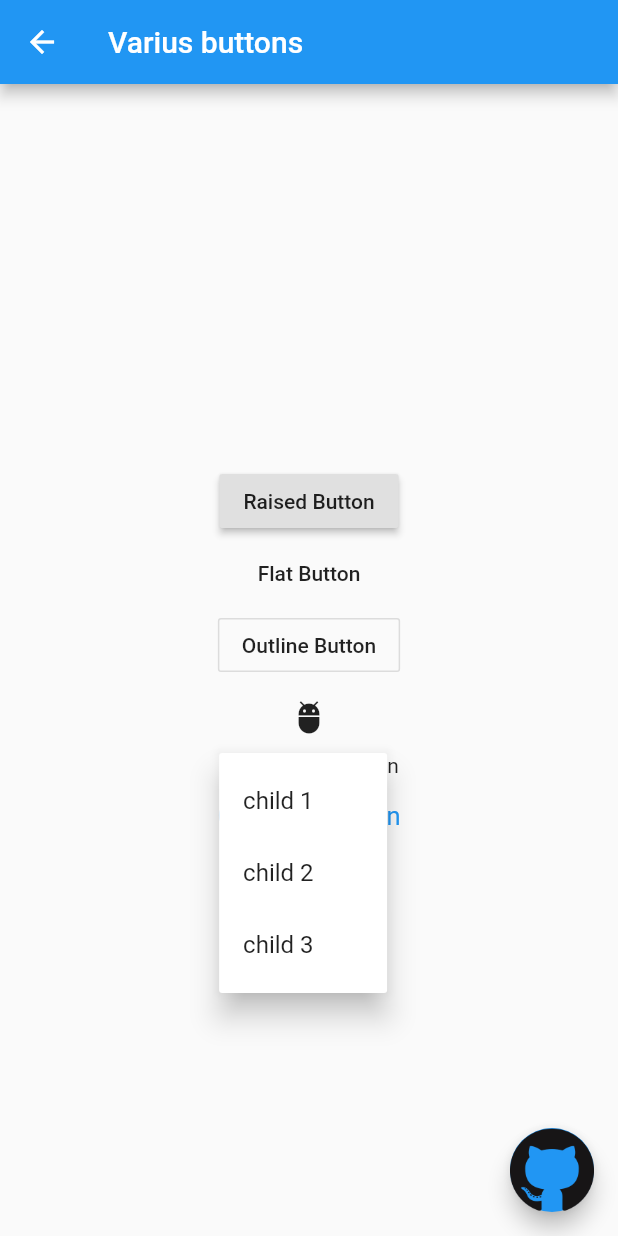
After one commit to Zimins/flutter_cookbook, a Flutter app: the _ButtonsPage screen opened directly, after a tap on "PopupMenu Button", on a phone screen of 412 x 824 dp. The commit adds this screen. Run offline on Flutter 3.47's test engine with Material 2 defaults, Android fonts, the phone set to English and light mode, and no system bars; our stand-ins replace image_picker; missing offline and left inert: flutter_material_color_picker.

Commit message:
add Buttons demo

```diff
--- /dev/null
+++ b/lib/contents/buttons.dart
@@ -0,0 +1,72 @@
+import 'package:flutter/cupertino.dart';
+import 'package:flutter/material.dart';
+import 'package:flutter_cookbook/contents/contentlist.dart';
+import 'package:flutter_cookbook/githubWidget.dart';
+
+class ButtonsDemo implements CookItem {
+  @override
+  String title = "Buttons";
+
+  @override
+  void onSelect(BuildContext context) {
+    Navigator.push(context, MaterialPageRoute(builder: (context) {
+      return _ButtonsPage();
+    }));
+  }
+}
+
+class _ButtonsPage extends StatelessWidget {
+  @override
+  Widget build(BuildContext context) {
+    return Scaffold(
+      appBar: AppBar(
+        title: Text("Varius buttons"),
+      ),
+      floatingActionButton: GithubLink(link: "contents/buttons.dart"),
+      body: Container(
+        alignment: Alignment.center,
+        child: Column(
+          mainAxisAlignment: MainAxisAlignment.center,
+          children: <Widget>[
+            RaisedButton(
+              child: Text("Raised Button"),
+              onPressed: () {},
+            ),
+            FlatButton(
+              child: Text("Flat Button"),
+              onPressed: () {},
+            ),
+            OutlineButton(
+              child: Text("Outline Button"),
+              onPressed: () {},
+            ),
+            IconButton(
+              icon: Icon(Icons.adb),
+              onPressed: () {},
+            ),
+            PopupMenuButton(
+              child: Text("PopupMenu Button"),
+              itemBuilder: (context) {
+                return [
+                  PopupMenuItem(
+                    child: Text("child 1"),
+                  ),
+                  PopupMenuItem(
+                    child: Text("child 2"),
+                  ),
+                  PopupMenuItem(
+                    child: Text("child 3"),
+                  ),
+                ];
+              },
+            ),
+            CupertinoButton(
+              child: Text("Cupertino Button"),
+              onPressed: () {},
+            ),
+          ],
+        ),
+      ),
+    );
+  }
+}
--- a/lib/main.dart
+++ b/lib/main.dart
@@ -1,4 +1,5 @@
 import 'package:flutter/material.dart';
+import 'package:flutter_cookbook/contents/buttons.dart';
 import 'package:flutter_cookbook/contents/contentlist.dart';
 import 'package:flutter_cookbook/contents/dialogShowcase.dart';
 import 'package:flutter_cookbook/contents/image.dart';
@@ -46,6 +47,7 @@ class MyHomePage extends StatefulWidget {
 
 class _MyHomePageState extends State<MyHomePage> {
   final List<CookItem> cooks = [
+    ButtonsDemo(),
     SliderDemo(),
     ImageDemo(),
     SnacbarDemo(),
```
